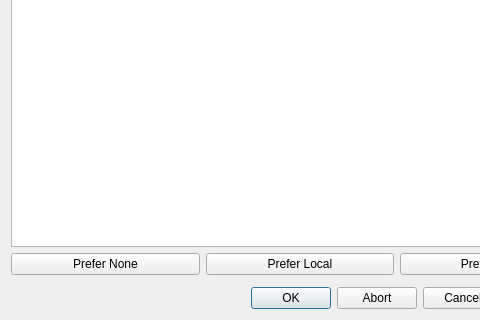
Above: qfieldsync/ui/cloud_transfer_dialog.ui from opengisch/qfieldsync before the change; both pictures show x 0 to 480 and y 250 to 570 of the 600 by 570 pixel window. Below: the same form after it.
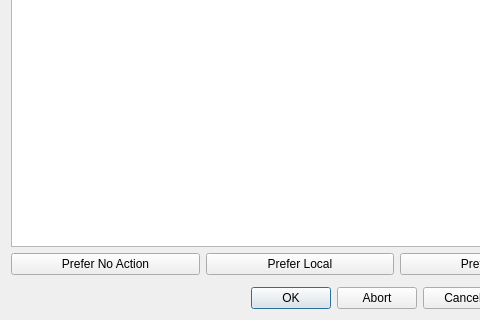
That is the form after the change. The open tabs and pages were chosen to show the change. Icons and pictures are not drawn. Custom widgets are drawn as their Qt base class.

Commit message: Harmonize button capitalization, rename Prefer None to Prefer No Action

Diff of the .ui file:
```diff
--- a/qfieldsync/ui/cloud_transfer_dialog.ui
+++ b/qfieldsync/ui/cloud_transfer_dialog.ui
@@ -397,7 +397,7 @@
          <item>
           <widget class="QPushButton" name="preferNoneButton">
            <property name="text">
-            <string>Prefer None</string>
+            <string>Prefer No Action</string>
            </property>
           </widget>
          </item>
```
The commit also changes 1 other file.
